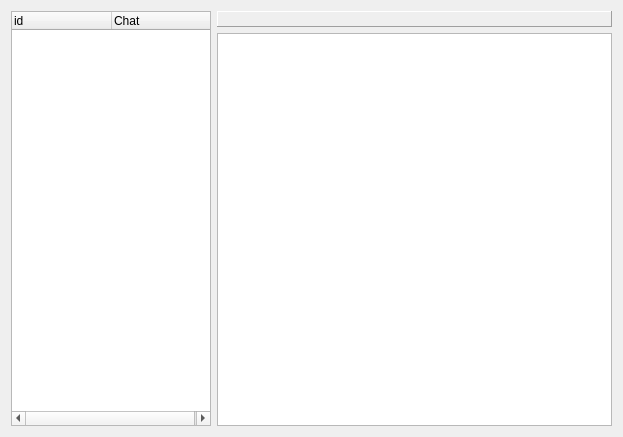
The window that ipba2-plugins/sms_ui.ui (PicciMario/iPhone-Backup-Analyzer-2) describes before a commit, drawn with Qt 5.
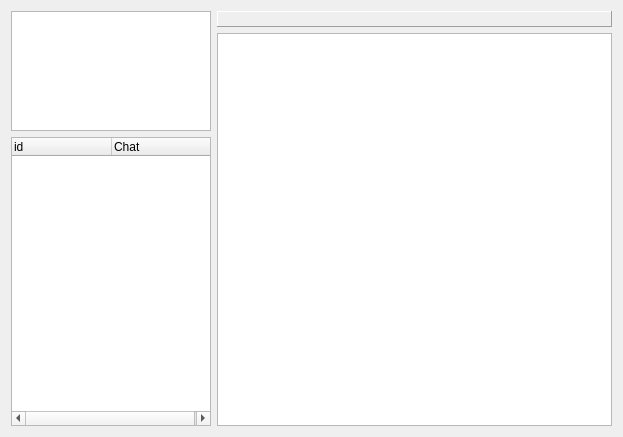
The same window after the commit.

Commit message:
about window, various
about window, sms plugin window statistics, tweaks and function to
export attcahment, main window appearance, etc

The edit to the form file:
```diff
--- a/ipba2-plugins/sms_ui.ui
+++ b/ipba2-plugins/sms_ui.ui
@@ -13,13 +13,28 @@
   <property name="windowTitle">
    <string>Messages Browser</string>
   </property>
-  <layout class="QHBoxLayout" name="horizontalLayout">
+  <layout class="QHBoxLayout" name="horizontalLayout" stretch="0,1">
+   <item>
+    <layout class="QVBoxLayout" name="verticalLayout_2">
+     <item>
+      <widget class="QTextEdit" name="dataText">
+       <property name="maximumSize">
+        <size>
+         <width>200</width>
+         <height>120</height>
+        </size>
+       </property>
+       <property name="readOnly">
+        <bool>true</bool>
+       </property>
+      </widget>
+     </item>
    <item>
     <widget class="QTreeWidget" name="threadsTree">
      <property name="sizePolicy">
       <sizepolicy hsizetype="Preferred" vsizetype="Expanding">
        <horstretch>0</horstretch>
-       <verstretch>0</verstretch>
+         <verstretch>1</verstretch>
       </sizepolicy>
      </property>
      <property name="maximumSize">
@@ -51,6 +66,8 @@
       </property>
      </column>
     </widget>
+     </item>
+    </layout>
    </item>
    <item>
     <layout class="QVBoxLayout" name="verticalLayout">
```
Lines whose indentation alone changed are shown as unchanged. The commit also changes 5 other files.
